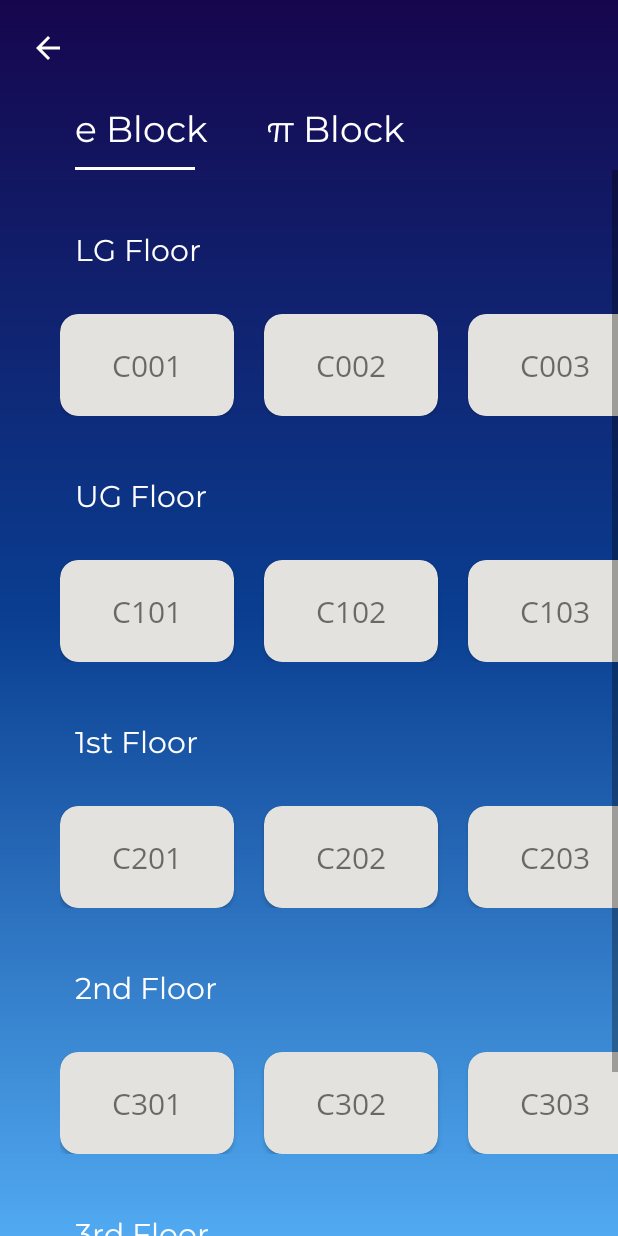
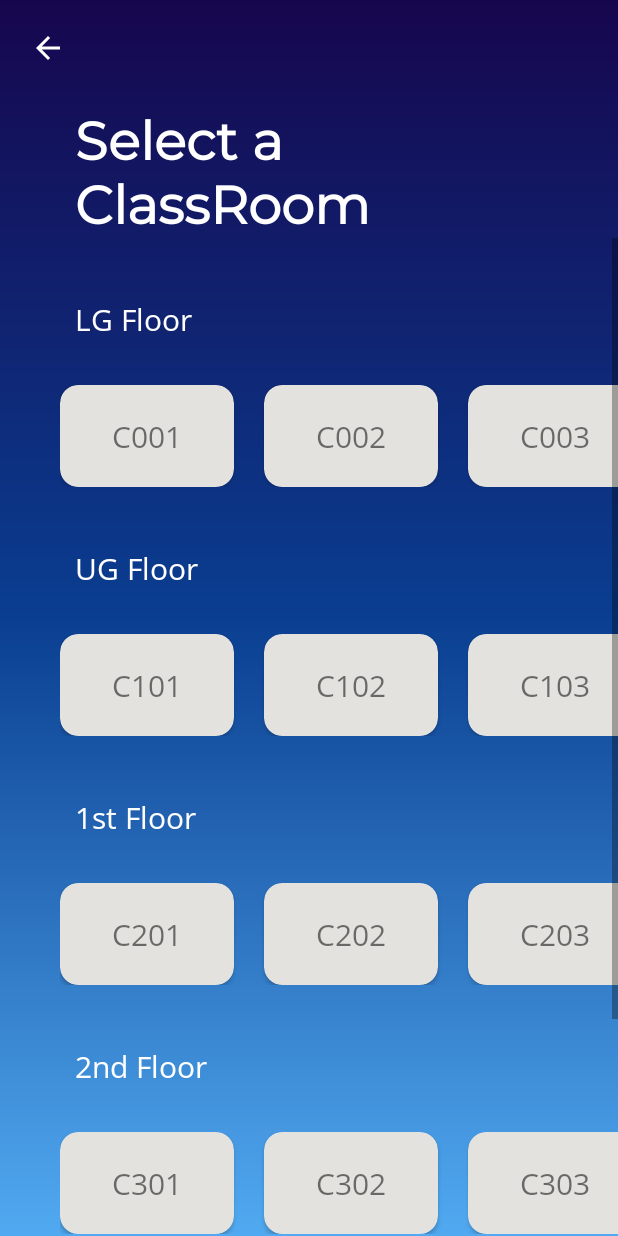
Before and after one commit to VSen910/Room-Booking-App, an Android app: the MainActivity screen opened directly, with no data from a screen before it, on a phone screen of 412 x 824 dp. Run offline under Robolectric (Android 15) with nearby library versions, the phone set to English and light mode, and no system bars.

Commit message:
Deleted the tabs in MainActivity(Classrooms) and created a title

```diff
--- a/app/src/main/res/layout/activity_main.xml
+++ b/app/src/main/res/layout/activity_main.xml
@@ -7,42 +7,32 @@
     tools:context=".MainActivity"
     android:background="@drawable/gradient">
 
-    <TextView
+    <ImageButton
         android:layout_width="wrap_content"
         android:layout_height="wrap_content"
-        android:id="@+id/eblock"
-        android:text="e Block"
-        android:textColor="@color/white"
-        android:textSize="24sp"
-        android:fontFamily="@font/montserrat_regular"
-        android:layout_marginStart="50dp"
-        android:layout_marginTop="70dp"/>
+        android:layout_marginStart="20dp"
+        android:layout_marginTop="20dp"
+        android:background="@null"
+        android:onClick="onBackClick"
+        android:src="@drawable/ic_arrow_back" />
 
     <TextView
-        android:layout_width="wrap_content"
+        android:id="@+id/eblock"
+        android:layout_width="230dp"
         android:layout_height="wrap_content"
-        android:id="@+id/piblock"
-        android:text="π Block"
+        android:layout_marginStart="50dp"
+        android:layout_marginTop="70dp"
+        android:fontFamily="@font/montserrat_regular"
+        android:text="Select a
+        ClassRoom"
         android:textColor="@color/white"
-        android:textSize="24sp"
-        android:fontFamily="@font/montserrat_regular"
-        android:layout_toEndOf="@+id/eblock"
-        android:layout_marginStart="40dp"
-        android:layout_marginTop="70dp"/>
-
-    <View
-        android:layout_width="80dp"
-        android:layout_height="2dp"
-        android:id="@+id/selectLine"
-        android:background="@color/white"
-        android:layout_below="@+id/eblock"
-        android:layout_marginTop="10dp"
-        android:layout_marginLeft="50dp"/>
+        android:textSize="35sp"
+        android:textStyle="bold"/>
 
     <ScrollView
         android:layout_width="match_parent"
         android:layout_height="wrap_content"
-        android:layout_below="@+id/selectLine">
+        android:layout_below="@+id/eblock">
 
         <RelativeLayout
             android:layout_width="match_parent"
@@ -59,7 +49,7 @@
                     android:layout_width="wrap_content"
                     android:layout_height="wrap_content"
                     android:layout_marginLeft="50dp"
-                    android:fontFamily="@font/montserrat_regular"
+                    android:fontFamily="@font/opensans_regular"
                     android:text="LG Floor"
                     android:textColor="@color/white"
                     android:textSize="20sp" />
@@ -192,7 +182,7 @@
                     android:text="UG Floor"
                     android:textColor="@color/white"
                     android:textSize="20sp"
-                    android:fontFamily="@font/montserrat_regular"/>
+                    android:fontFamily="@font/opensans_regular"/>
 
                 <HorizontalScrollView
                     android:layout_width="match_parent"
@@ -346,7 +336,7 @@
                     android:text="1st Floor"
                     android:textColor="@color/white"
                     android:textSize="20sp"
-                    android:fontFamily="@font/montserrat_regular"/>
+                    android:fontFamily="@font/opensans_regular"/>
 
                 <HorizontalScrollView
                     android:layout_width="match_parent"
@@ -499,7 +489,7 @@
                     android:layout_marginStart="50dp"
                     android:text="2nd Floor"
                     android:textColor="@color/white"
-                    android:fontFamily="@font/montserrat_regular"
+                    android:fontFamily="@font/opensans_regular"
                     android:textSize="20sp" />
 
                 <HorizontalScrollView
@@ -654,7 +644,7 @@
                     android:text="3rd Floor"
                     android:textColor="@color/white"
                     android:textSize="20sp"
-                    android:fontFamily="@font/montserrat_regular"
+                    android:fontFamily="@font/opensans_regular"
                     android:layout_marginLeft="50dp"
                     />
 
@@ -797,17 +787,4 @@
         </RelativeLayout>
     </ScrollView>
 
-
-    <ImageButton
-        android:layout_width="wrap_content"
-        android:layout_height="wrap_content"
-        android:layout_marginStart="20dp"
-        android:layout_marginTop="20dp"
-        android:background="@null"
-        android:onClick="onBackClick"
-        android:src="@drawable/ic_arrow_back" />
-
-
-
-
 </RelativeLayout>
```
